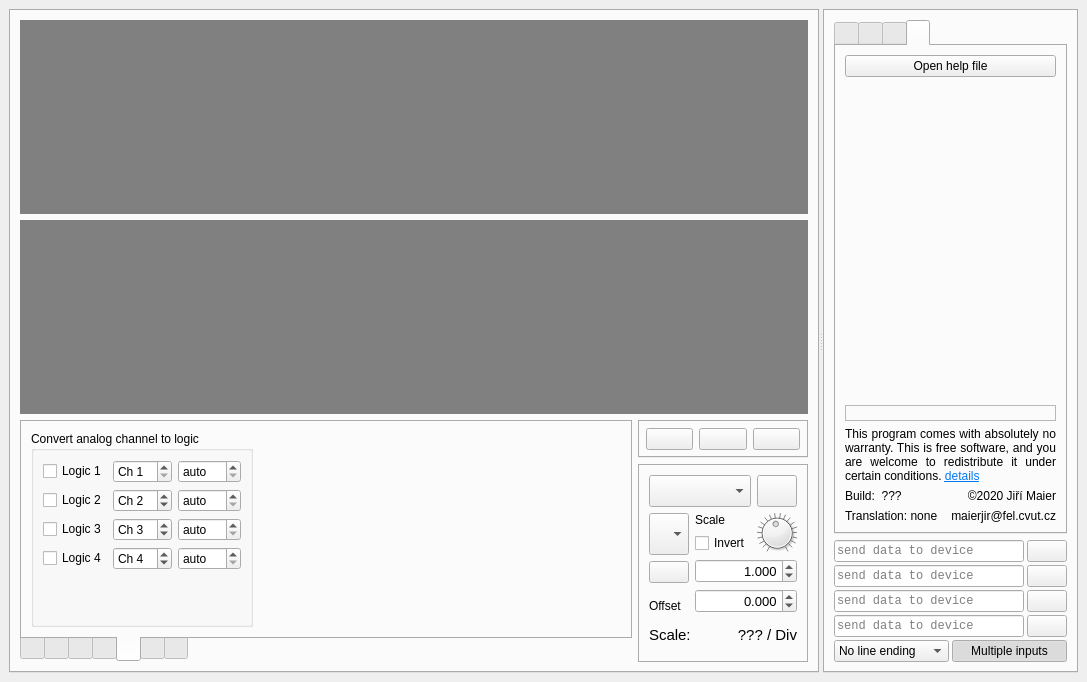
jirimaier/DataPlotter, file mainwindow.ui: the form before one commit.
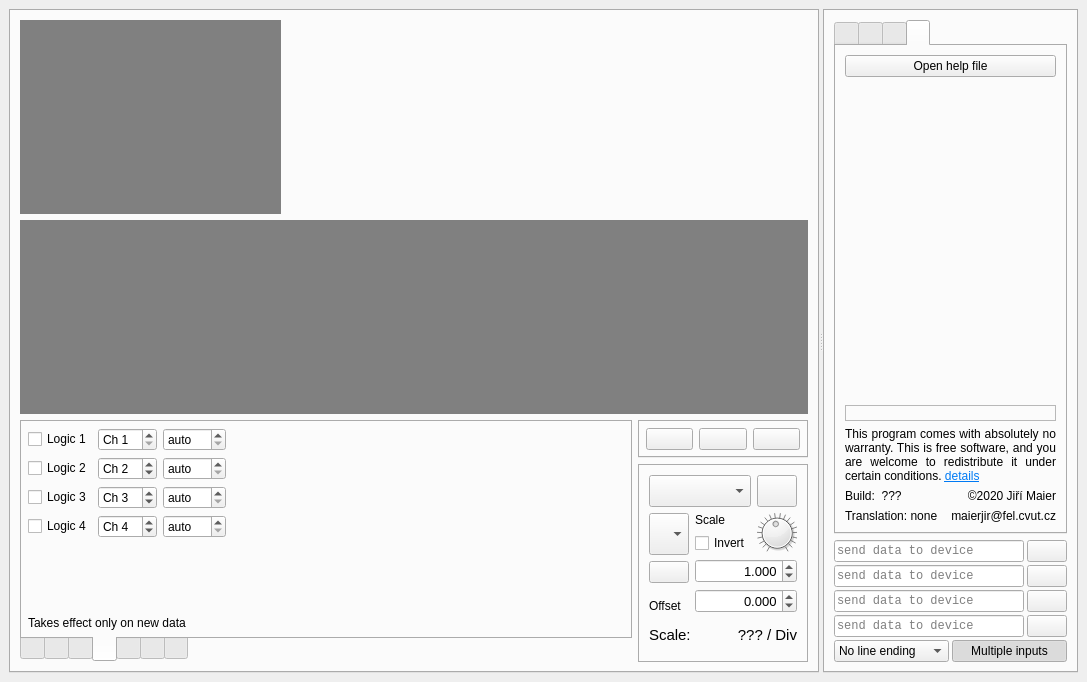
The form after the commit. The open tabs and pages were chosen to show the change. Icons and pictures are not drawn. Custom widgets are drawn as their Qt base class.

```diff
--- a/mainwindow.ui
+++ b/mainwindow.ui
@@ -39,8 +39,8 @@
         </attribute>
         <layout class="QVBoxLayout" name="verticalLayout_10" stretch="1000,1">
          <item>
-          <layout class="QVBoxLayout" name="Plots" stretch="1,1">
-           <item>
+          <layout class="QGridLayout" name="gridLayout" rowstretch="0,0" columnstretch="0,0">
+           <item row="0" column="0">
             <widget class="MyXYPlot" name="plotxy" native="true">
              <property name="sizePolicy">
               <sizepolicy hsizetype="Expanding" vsizetype="Expanding">
@@ -53,7 +53,20 @@
              </property>
             </widget>
            </item>
-           <item>
+           <item row="0" column="1">
+            <widget class="QWidget" name="plotEmpty" native="true">
+             <property name="sizePolicy">
+              <sizepolicy hsizetype="Expanding" vsizetype="Expanding">
+               <horstretch>2</horstretch>
+               <verstretch>1</verstretch>
+              </sizepolicy>
+             </property>
+             <property name="styleSheet">
+              <string notr="true"/>
+             </property>
+            </widget>
+           </item>
+           <item row="1" column="0" colspan="2">
             <widget class="MyMainPlot" name="plot" native="true">
              <property name="sizePolicy">
               <sizepolicy hsizetype="Expanding" vsizetype="Expanding">
@@ -2083,6 +2096,223 @@
                </item>
               </layout>
              </widget>
+             <widget class="QWidget" name="logic">
+              <attribute name="icon">
+               <iconset resource="resources.qrc">
+                <normaloff>:/images/icons/logic.png</normaloff>:/images/icons/logic.png</iconset>
+              </attribute>
+              <attribute name="title">
+               <string/>
+              </attribute>
+              <layout class="QHBoxLayout" name="horizontalLayout_47" stretch="1,1000">
+               <property name="leftMargin">
+                <number>6</number>
+               </property>
+               <property name="topMargin">
+                <number>6</number>
+               </property>
+               <property name="rightMargin">
+                <number>6</number>
+               </property>
+               <property name="bottomMargin">
+                <number>6</number>
+               </property>
+               <item>
+                <layout class="QVBoxLayout" name="verticalLayout_16">
+                 <item>
+                  <layout class="QHBoxLayout" name="horizontalLayout_25">
+                   <item>
+                    <widget class="QCheckBox" name="checkBoxLog1">
+                     <property name="text">
+                      <string>Logic 1</string>
+                     </property>
+                    </widget>
+                   </item>
+                   <item>
+                    <widget class="QSpinBox" name="spinBoxLog1source">
+                     <property name="prefix">
+                      <string>Ch </string>
+                     </property>
+                     <property name="minimum">
+                      <number>1</number>
+                     </property>
+                     <property name="maximum">
+                      <number>16</number>
+                     </property>
+                    </widget>
+                   </item>
+                   <item>
+                    <widget class="QSpinBox" name="spinBoxLog1bits">
+                     <property name="specialValueText">
+                      <string>auto</string>
+                     </property>
+                     <property name="suffix">
+                      <string> bits</string>
+                     </property>
+                     <property name="maximum">
+                      <number>32</number>
+                     </property>
+                    </widget>
+                   </item>
+                  </layout>
+                 </item>
+                 <item>
+                  <layout class="QHBoxLayout" name="horizontalLayout_39">
+                   <item>
+                    <widget class="QCheckBox" name="checkBoxLog2">
+                     <property name="text">
+                      <string>Logic 2</string>
+                     </property>
+                    </widget>
+                   </item>
+                   <item>
+                    <widget class="QSpinBox" name="spinBoxLog2source">
+                     <property name="prefix">
+                      <string>Ch </string>
+                     </property>
+                     <property name="minimum">
+                      <number>1</number>
+                     </property>
+                     <property name="maximum">
+                      <number>16</number>
+                     </property>
+                     <property name="value">
+                      <number>2</number>
+                     </property>
+                    </widget>
+                   </item>
+                   <item>
+                    <widget class="QSpinBox" name="spinBoxLog2bits">
+                     <property name="specialValueText">
+                      <string>auto</string>
+                     </property>
+                     <property name="suffix">
+                      <string> bits</string>
+                     </property>
+                     <property name="maximum">
+                      <number>32</number>
+                     </property>
+                    </widget>
+                   </item>
+                  </layout>
+                 </item>
+                 <item>
+                  <layout class="QHBoxLayout" name="horizontalLayout_43">
+                   <item>
+                    <widget class="QCheckBox" name="checkBoxLog3">
+                     <property name="text">
+                      <string>Logic 3</string>
+                     </property>
+                    </widget>
+                   </item>
+                   <item>
+                    <widget class="QSpinBox" name="spinBoxLog3source">
+                     <property name="prefix">
+                      <string>Ch </string>
+                     </property>
+                     <property name="minimum">
+                      <number>1</number>
+                     </property>
+                     <property name="maximum">
+                      <number>16</number>
+                     </property>
+                     <property name="value">
+                      <number>3</number>
+                     </property>
+                    </widget>
+                   </item>
+                   <item>
+                    <widget class="QSpinBox" name="spinBoxLog3bits">
+                     <property name="specialValueText">
+                      <string>auto</string>
+                     </property>
+                     <property name="suffix">
+                      <string> bits</string>
+                     </property>
+                     <property name="maximum">
+                      <number>32</number>
+                     </property>
+                    </widget>
+                   </item>
+                  </layout>
+                 </item>
+                 <item>
+                  <layout class="QHBoxLayout" name="horizontalLayout_44">
+                   <item>
+                    <widget class="QCheckBox" name="checkBoxLog4">
+                     <property name="text">
+                      <string>Logic 4</string>
+                     </property>
+                    </widget>
+                   </item>
+                   <item>
+                    <widget class="QSpinBox" name="spinBoxLog4source">
+                     <property name="prefix">
+                      <string>Ch </string>
+                     </property>
+                     <property name="minimum">
+                      <number>1</number>
+                     </property>
+                     <property name="maximum">
+                      <number>16</number>
+                     </property>
+                     <property name="value">
+                      <number>4</number>
+                     </property>
+                    </widget>
+                   </item>
+                   <item>
+                    <widget class="QSpinBox" name="spinBoxLog4bits">
+                     <property name="specialValueText">
+                      <string>auto</string>
+                     </property>
+                     <property name="suffix">
+                      <string> bits</string>
+                     </property>
+                     <property name="maximum">
+                      <number>32</number>
+                     </property>
+                    </widget>
+                   </item>
+                  </layout>
+                 </item>
+                 <item>
+                  <spacer name="verticalSpacer_12">
+                   <property name="orientation">
+                    <enum>Qt::Vertical</enum>
+                   </property>
+                   <property name="sizeHint" stdset="0">
+                    <size>
+                     <width>20</width>
+                     <height>31</height>
+                    </size>
+                   </property>
+                  </spacer>
+                 </item>
+                 <item>
+                  <widget class="QLabel" name="label_4">
+                   <property name="text">
+                    <string>Takes effect only on new data</string>
+                   </property>
+                  </widget>
+                 </item>
+                </layout>
+               </item>
+               <item>
+                <spacer name="horizontalSpacer_10">
+                 <property name="orientation">
+                  <enum>Qt::Horizontal</enum>
+                 </property>
+                 <property name="sizeHint" stdset="0">
+                  <size>
+                   <width>179</width>
+                   <height>20</height>
+                  </size>
+                 </property>
+                </spacer>
+               </item>
+              </layout>
+             </widget>
              <widget class="QWidget" name="xy">
               <attribute name="icon">
                <iconset resource="resources.qrc">
@@ -2219,7 +2449,7 @@
                  <property name="title">
                   <string>XY Plot</string>
                  </property>
-                 <layout class="QVBoxLayout" name="verticalLayout_39">
+                 <layout class="QVBoxLayout" name="verticalLayout_26">
                   <item>
                    <widget class="QCheckBox" name="checkBoxXYAutoSize">
                     <property name="text">
@@ -2261,209 +2491,6 @@
                </item>
               </layout>
              </widget>
-             <widget class="QWidget" name="logic">
-              <attribute name="icon">
-               <iconset resource="resources.qrc">
-                <normaloff>:/images/icons/logic.png</normaloff>:/images/icons/logic.png</iconset>
-              </attribute>
-              <attribute name="title">
-               <string/>
-              </attribute>
-              <layout class="QHBoxLayout" name="horizontalLayout_47">
-               <item>
-                <widget class="QGroupBox" name="groupBox_4">
-                 <property name="title">
-                  <string>Convert analog channel to logic</string>
-                 </property>
-                 <layout class="QVBoxLayout" name="verticalLayout_26">
-                  <item>
-                   <layout class="QHBoxLayout" name="horizontalLayout_25">
-                    <item>
-                     <widget class="QCheckBox" name="checkBoxLog1">
-                      <property name="text">
-                       <string>Logic 1</string>
-                      </property>
-                     </widget>
-                    </item>
-                    <item>
-                     <widget class="QSpinBox" name="spinBoxLog1source">
-                      <property name="prefix">
-                       <string>Ch </string>
-                      </property>
-                      <property name="minimum">
-                       <number>1</number>
-                      </property>
-                      <property name="maximum">
-                       <number>16</number>
-                      </property>
-                     </widget>
-                    </item>
-                    <item>
-                     <widget class="QSpinBox" name="spinBoxLog1bits">
-                      <property name="specialValueText">
-                       <string>auto</string>
-                      </property>
-                      <property name="suffix">
-                       <string> bits</string>
-                      </property>
-                      <property name="maximum">
-                       <number>32</number>
-                      </property>
-                     </widget>
-                    </item>
-                   </layout>
-                  </item>
-                  <item>
-                   <layout class="QHBoxLayout" name="horizontalLayout_39">
-                    <item>
-                     <widget class="QCheckBox" name="checkBoxLog2">
-                      <property name="text">
-                       <string>Logic 2</string>
-                      </property>
-                     </widget>
-                    </item>
-                    <item>
-                     <widget class="QSpinBox" name="spinBoxLog2source">
-                      <property name="prefix">
-                       <string>Ch </string>
-                      </property>
-                      <property name="minimum">
-                       <number>1</number>
-                      </property>
-                      <property name="maximum">
-                       <number>16</number>
-                      </property>
-                      <property name="value">
-                       <number>2</number>
-                      </property>
-                     </widget>
-                    </item>
-                    <item>
-                     <widget class="QSpinBox" name="spinBoxLog2bits">
-                      <property name="specialValueText">
-                       <string>auto</string>
-                      </property>
-                      <property name="suffix">
-                       <string> bits</string>
-                      </property>
-                      <property name="maximum">
-                       <number>32</number>
-                      </property>
-                     </widget>
-                    </item>
-                   </layout>
-                  </item>
-                  <item>
-                   <layout class="QHBoxLayout" name="horizontalLayout_43">
-                    <item>
-                     <widget class="QCheckBox" name="checkBoxLog3">
-                      <property name="text">
-                       <string>Logic 3</string>
-                      </property>
-                     </widget>
-                    </item>
-                    <item>
-                     <widget class="QSpinBox" name="spinBoxLog3source">
-                      <property name="prefix">
-                       <string>Ch </string>
-                      </property>
-                      <property name="minimum">
-                       <number>1</number>
-                      </property>
-                      <property name="maximum">
-                       <number>16</number>
-                      </property>
-                      <property name="value">
-                       <number>3</number>
-                      </property>
-                     </widget>
-                    </item>
-                    <item>
-                     <widget class="QSpinBox" name="spinBoxLog3bits">
-                      <property name="specialValueText">
-                       <string>auto</string>
-                      </property>
-                      <property name="suffix">
-                       <string> bits</string>
-                      </property>
-                      <property name="maximum">
-                       <number>32</number>
-                      </property>
-                     </widget>
-                    </item>
-                   </layout>
-                  </item>
-                  <item>
-                   <layout class="QHBoxLayout" name="horizontalLayout_44">
-                    <item>
-                     <widget class="QCheckBox" name="checkBoxLog4">
-                      <property name="text">
-                       <string>Logic 4</string>
-                      </property>
-                     </widget>
-                    </item>
-                    <item>
-                     <widget class="QSpinBox" name="spinBoxLog4source">
-                      <property name="prefix">
-                       <string>Ch </string>
-                      </property>
-                      <property name="minimum">
-                       <number>1</number>
-                      </property>
-                      <property name="maximum">
-                       <number>16</number>
-                      </property>
-                      <property name="value">
-                       <number>4</number>
-                      </property>
-                     </widget>
-                    </item>
-                    <item>
-                     <widget class="QSpinBox" name="spinBoxLog4bits">
-                      <property name="specialValueText">
-                       <string>auto</string>
-                      </property>
-                      <property name="suffix">
-                       <string> bits</string>
-                      </property>
-                      <property name="maximum">
-                       <number>32</number>
-                      </property>
-                     </widget>
-                    </item>
-                   </layout>
-                  </item>
-                  <item>
-                   <spacer name="verticalSpacer_12">
-                    <property name="orientation">
-                     <enum>Qt::Vertical</enum>
-                    </property>
-                    <property name="sizeHint" stdset="0">
-                     <size>
-                      <width>20</width>
-                      <height>31</height>
-                     </size>
-                    </property>
-                   </spacer>
-                  </item>
-                 </layout>
-                </widget>
-               </item>
-               <item>
-                <spacer name="horizontalSpacer_10">
-                 <property name="orientation">
-                  <enum>Qt::Horizontal</enum>
-                 </property>
-                 <property name="sizeHint" stdset="0">
-                  <size>
-                   <width>179</width>
-                   <height>20</height>
-                  </size>
-                 </property>
-                </spacer>
-               </item>
-              </layout>
-             </widget>
              <widget class="QWidget" name="export_2">
               <attribute name="icon">
                <iconset resource="resources.qrc">
```
Left out of the diff: 289 changed lines with no effect on the pictures.
